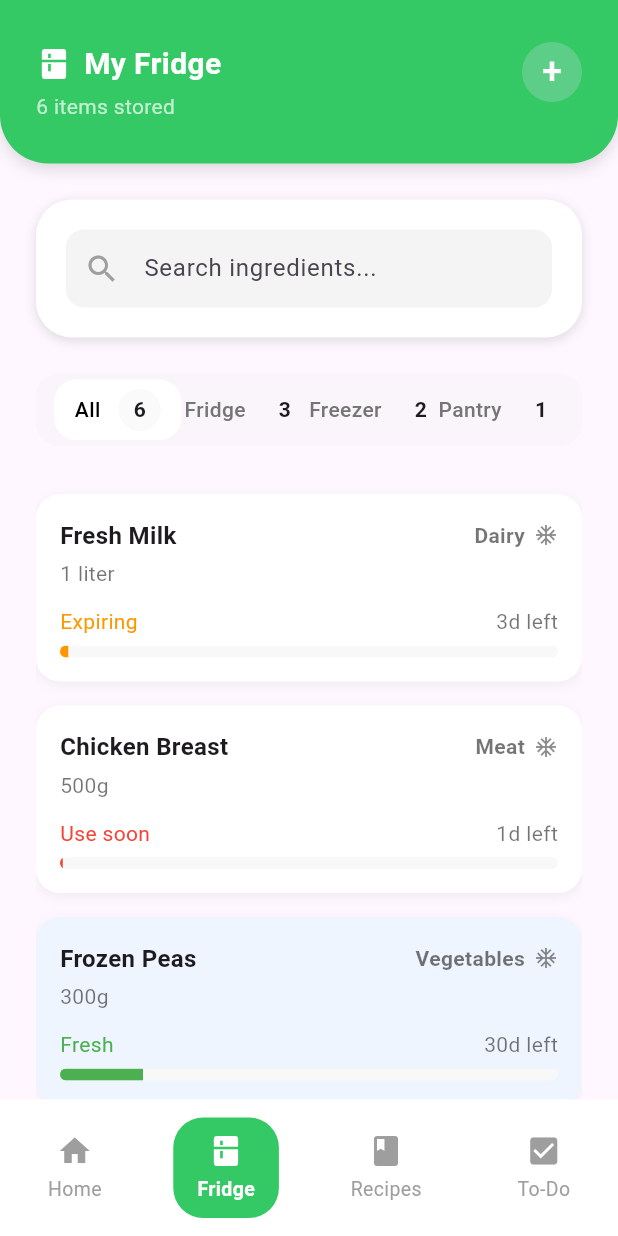
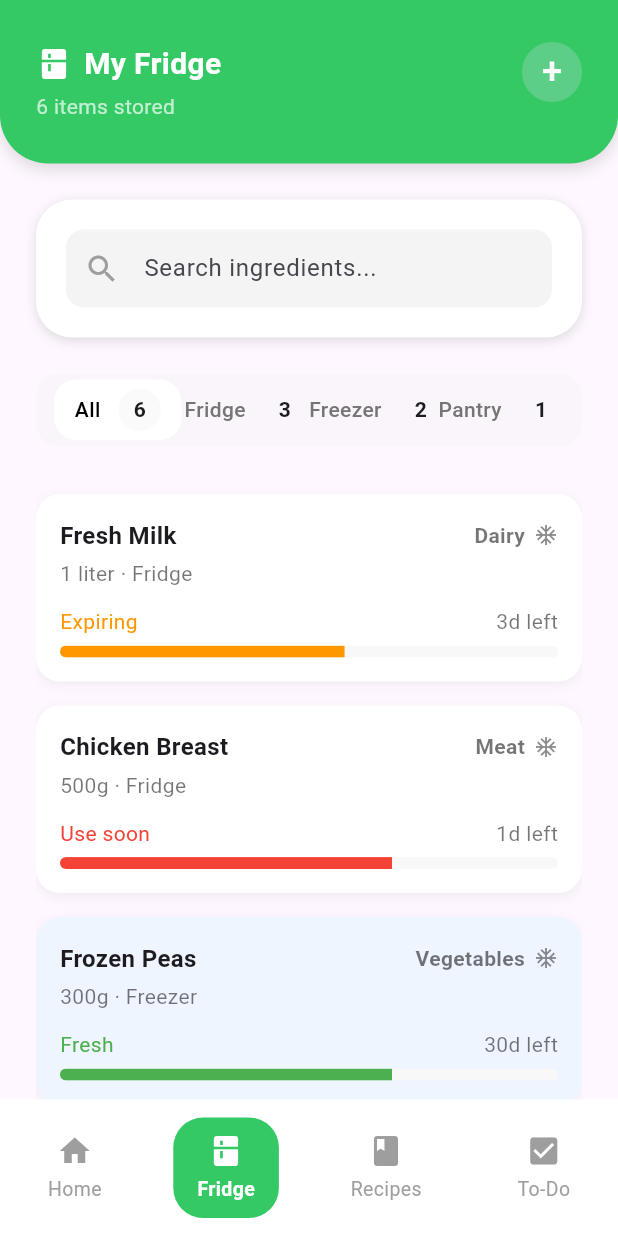
Before and after one commit to wmfrjdna630/TGthon, a Flutter app: the screen it shows after launch, item 2 of the bottom bar chosen, on a phone screen of 412 x 824 dp. Run offline on Flutter 3.47's test engine with Material 3 defaults, Android fonts, the phone set to English and light mode, and no system bars.

Commit message:
홈페이지 오류 수정 및 간단한거 수정

```diff
--- a/lib/features/fridge/fridge_page.dart
+++ b/lib/features/fridge/fridge_page.dart
@@ -11,79 +11,93 @@ class _FridgePageState extends State<FridgePage> {
   final FocusNode _focusNode = FocusNode();
   String selectedFilter = 'All';
 
-  final Map<String, int> filters = {
-    'All': 6,
-    'Fridge': 3,
-    'Freezer': 2,
-    'Pantry': 1,
+  // 👉 동적 계산: 보관 위치(location) 기준으로 카운트 산출
+  Map<String, int> get filters => {
+        'All': items.length,
+        'Fridge': items.where((it) => it['location'] == 'Fridge').length,
+        'Freezer': items.where((it) => it['location'] == 'Freezer').length,
+        'Pantry': items.where((it) => it['location'] == 'Pantry').length,
       };
 
+  // 👉 category(식품군)와 별개로 location(보관 위치) 필드 추가
   final List<Map<String, dynamic>> items = [
     {
       'name': 'Fresh Milk',
       'amount': '1 liter',
       'category': 'Dairy',
+      'location': 'Fridge',
       'daysLeft': 3,
       'status': 'Expiring',
       'statusColor': Colors.orange,
       'background': Colors.white,
       'icon': Icons.ac_unit,
+      'totalDays': 7,
     },
     {
       'name': 'Chicken Breast',
       'amount': '500g',
       'category': 'Meat',
+      'location': 'Fridge',
       'daysLeft': 1,
       'status': 'Use soon',
       'statusColor': Colors.red,
       'background': Colors.white,
       'icon': Icons.ac_unit,
+      'totalDays': 3,
     },
     {
       'name': 'Frozen Peas',
       'amount': '300g',
       'category': 'Vegetables',
+      'location': 'Freezer',
       'daysLeft': 30,
       'status': 'Fresh',
       'statusColor': Colors.green,
       'background': const Color(0xFFEFF5FF),
       'icon': Icons.ac_unit,
+      'totalDays': 90,
     },
     {
       'name': 'Pasta',
       'amount': '500g',
       'category': 'Grains',
+      'location': 'Pantry',
       'daysLeft': 180,
       'status': 'Fresh',
       'statusColor': Colors.green,
       'background': const Color(0xFFFFFBE5),
       'icon': Icons.home,
+      'totalDays': 365,
     },
     {
       'name': 'Tomatoes',
       'amount': '6 pieces',
       'category': 'Vegetables',
+      'location': 'Fridge',
       'daysLeft': 2,
       'status': 'Use soon',
       'statusColor': Colors.red,
       'background': Colors.white,
       'icon': Icons.ac_unit,
+      'totalDays': 7,
     },
     {
       'name': 'Ice Cream',
       'amount': '500ml',
       'category': 'Dessert',
+      'location': 'Freezer',
       'daysLeft': 45,
       'status': 'Fresh',
       'statusColor': Colors.green,
       'background': const Color(0xFFEFF5FF),
       'icon': Icons.ac_unit,
+      'totalDays': 180,
     },
   ];
 
   List<Map<String, dynamic>> get filteredItems {
     if (selectedFilter == 'All') return items;
-    return items.where((item) => item['category'] == selectedFilter).toList();
+    return items.where((item) => item['location'] == selectedFilter).toList();
   }
 
   @override
@@ -94,7 +108,8 @@ class _FridgePageState extends State<FridgePage> {
 
   @override
   Widget build(BuildContext context) {
-    return Center(
+    return SafeArea(
+      child: Center(
         child: ConstrainedBox(
           constraints: const BoxConstraints(maxWidth: 500),
           child: Column(
@@ -117,16 +132,16 @@ class _FridgePageState extends State<FridgePage> {
                   children: [
                     Column(
                       crossAxisAlignment: CrossAxisAlignment.start,
-                    children: const [
-                      Row(
+                      children: [
+                        const Row(
                           children: [
                             Icon(Icons.kitchen, color: Colors.white),
                             SizedBox(width: 8),
                             Text('My Fridge', style: TextStyle(fontSize: 20, fontWeight: FontWeight.bold, color: Colors.white)),
                           ],
                         ),
-                      SizedBox(height: 4),
-                      Text('6 items stored', style: TextStyle(color: Colors.white70)),
+                        const SizedBox(height: 4),
+                        Text('${filters['All']} items stored', style: const TextStyle(color: Colors.white70)),
                       ],
                     ),
                     const Positioned(
@@ -213,6 +228,7 @@ class _FridgePageState extends State<FridgePage> {
             ],
           ),
         ),
+      ),
     );
   }
 
@@ -224,11 +240,12 @@ class _FridgePageState extends State<FridgePage> {
         borderRadius: BorderRadius.circular(15),
       ),
       child: Row(
-        children: filters.entries.map((entry) {
-          final isSelected = selectedFilter == entry.key;
+        children: ['All', 'Fridge', 'Freezer', 'Pantry'].map((key) {
+          final isSelected = selectedFilter == key;
+          final count = filters[key] ?? 0;
           return Expanded(
             child: GestureDetector(
-              onTap: () => setState(() => selectedFilter = entry.key),
+              onTap: () => setState(() => selectedFilter = key),
               child: Container(
                 padding: const EdgeInsets.symmetric(vertical: 0.2),
                 decoration: BoxDecoration(
@@ -238,7 +255,7 @@ class _FridgePageState extends State<FridgePage> {
                 child: Row(
                   mainAxisAlignment: MainAxisAlignment.center,
                   children: [
-                    Text(entry.key, style: TextStyle(
+                    Text(key, style: TextStyle(
                       fontWeight: FontWeight.w500,
                       color: isSelected ? Colors.black : Colors.grey.shade600,
                     )),
@@ -249,7 +266,7 @@ class _FridgePageState extends State<FridgePage> {
                         color: isSelected ? const Color(0xFFF0F0F0).withAlpha(77) : Colors.transparent,
                         shape: BoxShape.circle,
                       ),
-                      child: Text('${entry.value}', style: const TextStyle(fontWeight: FontWeight.bold)),
+                      child: Text('$count', style: const TextStyle(fontWeight: FontWeight.bold)),
                     )
                   ],
                 ),
@@ -262,6 +279,10 @@ class _FridgePageState extends State<FridgePage> {
   }
 
   Widget _buildItemCard(Map<String, dynamic> item) {
+    final int totalDays = item['totalDays'] as int? ?? 180;
+    final int daysLeft = item['daysLeft'] as int? ?? 0;
+    final double progress = (totalDays - daysLeft).clamp(0, totalDays) / totalDays;
+
     return Container(
       margin: const EdgeInsets.symmetric(vertical: 8),
       padding: const EdgeInsets.all(16),
@@ -287,20 +308,20 @@ class _FridgePageState extends State<FridgePage> {
             ],
           ),
           const SizedBox(height: 4),
-          Text(item['amount'], style: const TextStyle(color: Colors.black54)),
+          Text('${item['amount']} · ${item['location']}', style: const TextStyle(color: Colors.black54)),
           const SizedBox(height: 12),
           Row(
             mainAxisAlignment: MainAxisAlignment.spaceBetween,
             children: [
               Text(item['status'], style: TextStyle(color: item['statusColor'])),
-              Text('${item['daysLeft']}d left', style: const TextStyle(color: Colors.black54)),
+              Text('${daysLeft}d left', style: const TextStyle(color: Colors.black54)),
             ],
           ),
           const SizedBox(height: 6),
           ClipRRect(
             borderRadius: BorderRadius.circular(10),
             child: LinearProgressIndicator(
-              value: item['daysLeft'] / 180,
+              value: progress,
               backgroundColor: const Color(0xFFF8F8F8),
               valueColor: AlwaysStoppedAnimation<Color>(item['statusColor']),
               minHeight: 8,
```
Also changed, not shown: lib/features/home/home_page.dart (+24 -26 lines), lib/widgets/recipe_card.dart (line endings or trailing spaces). Lines whose indentation alone changed are shown as unchanged.
